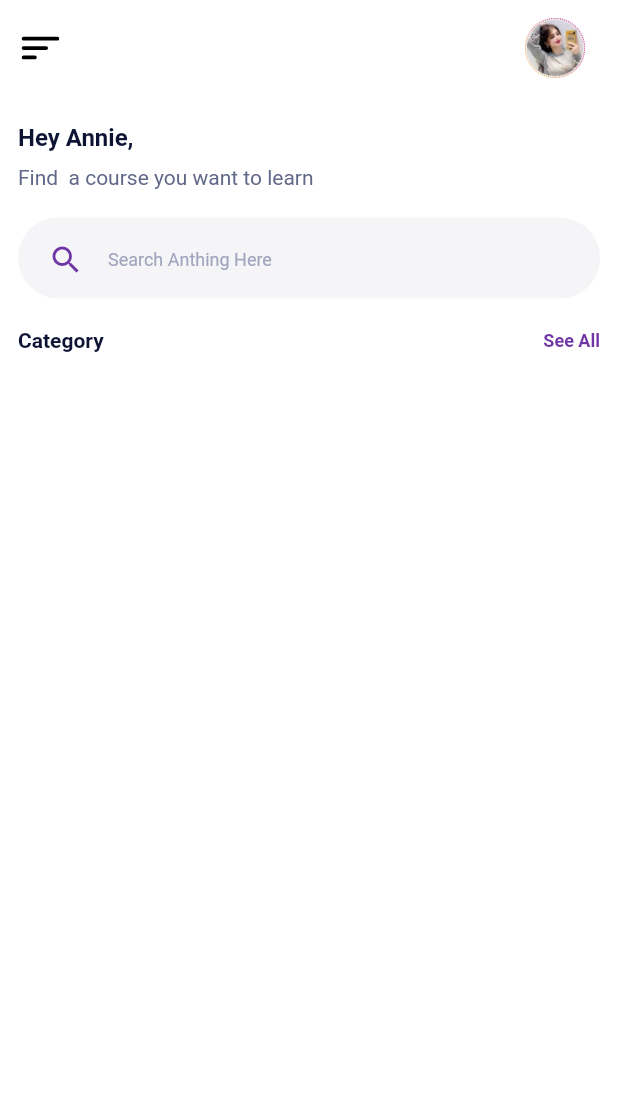
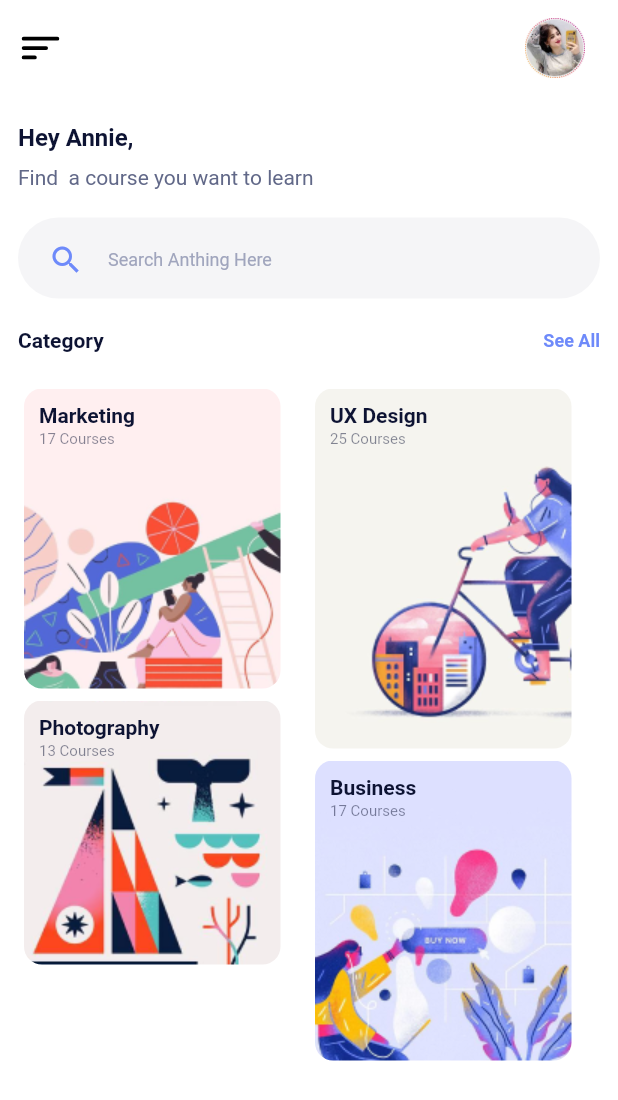
Before and after one commit to AjeemPearl/charity, a Flutter app: the HomeScreen screen opened directly, on a phone screen of 412 x 824 dp. Shown: the top 1100 px of the screen. Run offline on Flutter 3.47's test engine with Material 2 defaults, Android fonts, the phone set to English and light mode, and no system bars; our stand-ins replace flutter_svg.

```diff
--- a/lib/ui/Home/Home.dart
+++ b/lib/ui/Home/Home.dart
@@ -1,3 +1,4 @@
+
 import 'package:flutter/cupertino.dart';
 import 'package:flutter/material.dart';
 import 'package:flutter/services.dart';
@@ -6,20 +7,6 @@ import 'package:flutter_svg/svg.dart';
 import '../../utils/constants.dart';
 import '../../utils/generalFunctions.dart';
 class HomeScreen extends StatefulWidget{
-  HomeScreen({super.key});
-  List<String> imageList = [
-    'https://cdn.pixabay.com/photo/2019/03/15/09/49/girl-4056684_960_720.jpg',
-    'https://cdn.pixabay.com/photo/2020/12/15/16/25/clock-5834193__340.jpg',
-    'https://cdn.pixabay.com/photo/2020/09/18/19/31/laptop-5582775_960_720.jpg',
-    'https://media.istockphoto.com/photos/woman-kayaking-in-fjord-in-norway-picture-id1059380230?b=1&k=6&m=1059380230&s=170667a&w=0&h=kA_A_XrhZJjw2bo5jIJ7089-VktFK0h0I4OWDqaac0c=',
-    'https://cdn.pixabay.com/photo/2019/11/05/00/53/cellular-4602489_960_720.jpg',
-    'https://cdn.pixabay.com/photo/2017/02/12/10/29/christmas-2059698_960_720.jpg',
-    'https://cdn.pixabay.com/photo/2020/01/29/17/09/snowboard-4803050_960_720.jpg',
-    'https://cdn.pixabay.com/photo/2020/02/06/20/01/university-library-4825366_960_720.jpg',
-    'https://cdn.pixabay.com/photo/2020/11/22/17/28/cat-5767334_960_720.jpg',
-    'https://cdn.pixabay.com/photo/2020/12/13/16/22/snow-5828736_960_720.jpg',
-    'https://cdn.pixabay.com/photo/2020/12/09/09/27/women-5816861_960_720.jpg',
-  ];
 
   @override
   State<HomeScreen> createState() => _HomeScreenState();
@@ -58,7 +45,7 @@ class _HomeScreenState extends State<HomeScreen> {
                   style:TextStyle(fontSize: 12.0,color: Colors.black ),
                   decoration: InputDecoration(
                     contentPadding: EdgeInsets.only(top: 10.0,bottom: 10),
-                    icon:Icon(Icons.search,color: KPrimaryColor,),
+                    icon:Icon(Icons.search,color: KBlue,),
                     hintText: "Search Anthing Here",
                     hintStyle:TextStyle(fontSize: 12.0, color:Color(0xFFA0A5BD )),
                     border: InputBorder.none,
@@ -68,52 +55,81 @@ class _HomeScreenState extends State<HomeScreen> {
 
 
                 ),
-                // child: TextField(
-                //     Color(0xFFA0A5BD )
-                //   // children: [
-                //   //   SvgPicture.asset("assets/icons/search2.svg"),
-                //   //   SizedBox(width: 12,),
-                //   //   // Text("Search anything here",style: TextStyle(fontSize: 12, color:Color(0xFFA0A5BD ),)),
-                //   // const TextField(
-                //   //     style:TextStyle(fontSize: 12.0),
-                //   //     decoration: InputDecoration(
-                //   //       icon:Icon(Icons.search,color:Color(0xFFA0A5BD ),),
-                //   //       hintText: "Your Email",
-                //   //       border: InputBorder.none,
-                //   //
-                //   //     ),
-                //   //
-                //   //
-                //   //
-                //   //   ),
-                //   // ],
-                // ),
               ),
               SizedBox(height: 4,),
               Row(
                 mainAxisAlignment: MainAxisAlignment.spaceBetween,
                 children: [
-                  Text("Category",style:KTitleTextStyle,),
-                  Text("See All",style:KSubTitleTextStyle.copyWith(color:KPrimaryColor),),
+                  const Text("Category",style:KTitleTextStyle,),
+                  Text("See All",style:KSubTitleTextStyle.copyWith(color:KBlue),),
                 ],
               ),
               SizedBox(height: 20,),
               Expanded(
-                  child:StaggeredGrid.count(
-                      crossAxisCount: 2,
-                     crossAxisSpacing: 12,
-                    mainAxisSpacing: 12,
-                    children: [
+                child:MasonryGridView.builder(
+                  itemCount: 4,
+                  gridDelegate: const SliverSimpleGridDelegateWithFixedCrossAxisCount(
+                    crossAxisCount:2
+                  ),
+                  itemBuilder: (context,index){
+                    return Container(
+                      padding: EdgeInsets.all(4.0),
+                      child: Stack(
+                        children: [
+                        ClipRRect(
+                            borderRadius: BorderRadius.circular(12),
+                            child: Image.asset(categories[index].image),),
+                          Column(
+                            crossAxisAlignment: CrossAxisAlignment.start,
+                            children: [
+                              Padding(padding:EdgeInsets.only(left: 10.0, top: 10),
+                              child: Text(categories[index].name, style: KTitleTextStyle,)),
+                              Padding(padding:EdgeInsets.only(left: 10,top: 2),
+                                  child: Text('${categories[index].numOfCourses} Courses', style: TextStyle(
+                                    color: KText.withOpacity(.5),
+                                    fontSize: 10
+                                  ),)),
+                            ],
+                          )
 
-                    ],
+                        ],
+                      ),
+                    );
+                  }
 
-                  ))
+                ),
+              ),
+
 
             ],
           ),
+
         ),
       ),
 
     );
   }
 }
+
+class Category {
+  final String name;
+  final int numOfCourses;
+  final String image;
+
+  Category(this.name, this.numOfCourses, this.image);
+}
+
+List<Category> categories = categoriesData
+    .map((item) => Category(item['name'] as String, item['courses'] as int, item['image'] as String))
+    .toList();
+
+var categoriesData = [
+  {"name": "Marketing", 'courses': 17, 'image': "assets/images/marketing.png"},
+  {"name": "UX Design", 'courses': 25, 'image': "assets/images/ux_design.png"},
+  {
+    "name": "Photography",
+    'courses': 13,
+    'image': "assets/images/photography.png"
+  },
+  {"name": "Business", 'courses': 17, 'image': "assets/images/business.png"},
+];
--- a/pubspec.yaml
+++ b/pubspec.yaml
@@ -19,7 +19,7 @@ publish_to: 'none' # Remove this line if you wish to publish to pub.dev
 version: 1.0.0+1
 
 environment:
-  sdk: '>=3.0.2 <4.0.0'
+  sdk: '>=2.12.0 <3.0.0'
 
 # Dependencies specify other packages that your package needs in order to work.
 # To automatically upgrade your package dependencies to the latest versions
@@ -39,6 +39,7 @@ dependencies:
   flutter_svg: ^2.0.7
   fluttertoast: ^8.2.2
   flutter_staggered_grid_view: ^0.7.0
+
 
 
 dev_dependencies:
```
Also changed, not shown: assets/images/business.png (added), assets/images/marketing.png (added), assets/images/photography.png (added), assets/images/ux_design.png (added), lib/main.dart (renamed from lib/ui/main/main.dart), pubspec.lock, 1 other file.
